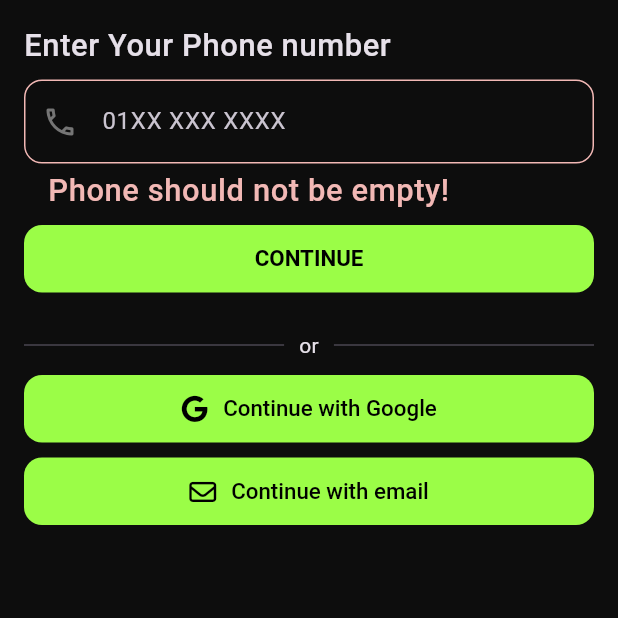
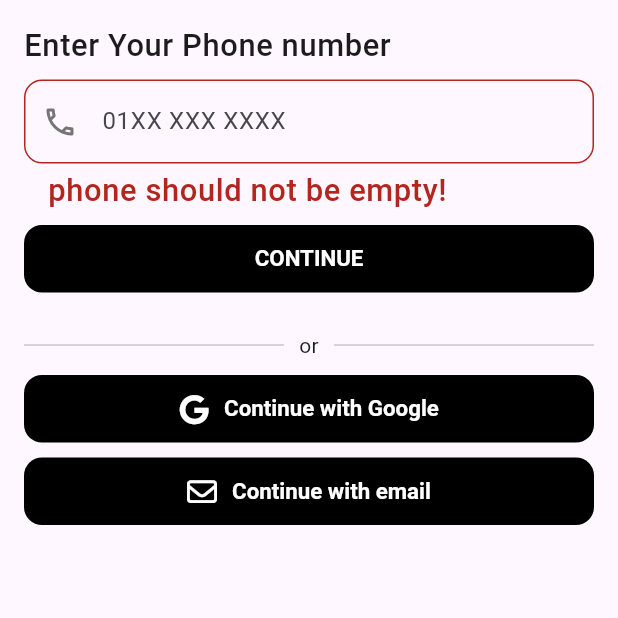
Before and after one commit to MohamedNassrr/goCar, a Flutter app: the screen it shows after launch, after a tap on "skip", after a tap on "CONTINUE", on a phone screen of 412 x 824 dp, the top half of it. Run offline on Flutter 3.47's test engine with Material 3 defaults, Android fonts, the phone set to English and light mode, and no system bars; our stand-ins replace bloc, firebase_auth, firebase_core, flutter_bloc, flutter_dotenv, flutter_screenutil and 4 more; accounts and stored records are empty.

Commit message:
-change thememode - add custom text icon button - refactor some code

```diff
--- a/lib/client/core/utils/client_app_router.dart
+++ b/lib/client/core/utils/client_app_router.dart
@@ -1,7 +1,9 @@
 import 'package:flutter_bloc/flutter_bloc.dart';
 import 'package:go_car/client/features/auth/presentation/controller/phone_login_cubit/phone_login_cubit.dart';
+import 'package:go_car/client/features/auth/presentation/views/email_view.dart';
 import 'package:go_car/client/features/auth/presentation/views/login_view.dart';
 import 'package:go_car/client/features/auth/presentation/views/otp_view.dart';
+import 'package:go_car/client/features/auth/presentation/views/widgets/home.dart';
 import 'package:go_car/client/features/onboarding/presentation/views/onboarding_view.dart';
 import 'package:go_router/go_router.dart';
 
@@ -9,6 +11,8 @@ abstract class ClientAppRouter {
   static const rOnboarding = '/';
   static const rLogin = '/LoginView';
   static const rOtpScreen = '/OtpView';
+  static const rEmailScreen = '/EmailView';
+  static const rHome = '/Home';
 
   static final router = GoRouter(
     routes: [
@@ -30,6 +34,14 @@ abstract class ClientAppRouter {
               child: const OtpView(),
             ),
       ),
+       GoRoute(
+        path: rEmailScreen,
+        builder: (context, state) => const EmailView(),
+      ),
+      GoRoute(
+        path: rHome,
+        builder: (context, state) => const Home(),
+      ),
     ],
   );
 }
--- a/lib/client/features/auth/presentation/controller/phone_login_cubit/phone_login_cubit.dart
+++ b/lib/client/features/auth/presentation/controller/phone_login_cubit/phone_login_cubit.dart
@@ -42,6 +42,7 @@ class PhoneLoginCubit extends Cubit<PhoneLoginStates> {
   void codeAutoRetrievalTimeout (String verificationId){}
 
   Future<void> submitOtp(String otpCode) async{
+    emit(PhoneLoadingStates());
     PhoneAuthCredential credential = PhoneAuthProvider.credential(verificationId: this.verificationId, smsCode: otpCode);
     try {
       await _auth.signInWithCredential(credential);
--- a/lib/client/features/auth/presentation/views/widgets/icon_text_buttons.dart
+++ b/lib/client/features/auth/presentation/views/widgets/icon_text_buttons.dart
@@ -1,6 +1,8 @@
 import 'package:flutter/material.dart';
 import 'package:font_awesome_flutter/font_awesome_flutter.dart';
-import 'package:go_car/core/widgets/custom_icon_text_button.dart';
+import 'package:go_car/client/core/utils/client_app_router.dart';
+import 'package:go_car/core/widgets/custom_text_icon_button.dart';
+import 'package:go_router/go_router.dart';
 
 class IconTextButtons extends StatelessWidget {
   const IconTextButtons({super.key});
@@ -10,19 +12,18 @@ class IconTextButtons extends StatelessWidget {
     return Column(
       spacing: 10,
       children: [
-        CustomIconTextButton(
+        CustomTextIconButton(
           onPressed: (){},
-          buttonText: 'Continue with Google',
-          textColor: Colors.black,
-          iconButton: FontAwesomeIcons.google,
-          iconColor: Colors.black,
+          text: 'Continue with Google',
+          icon: FontAwesomeIcons.google,
         ),
-        CustomIconTextButton(
-          onPressed: (){},
-          buttonText: 'Continue with email',
-          textColor: Colors.black,
-          iconButton: FontAwesomeIcons.envelope,
-          iconColor: Colors.black,
+        CustomTextIconButton(
+          onPressed: (){
+            GoRouter.of(context).push(ClientAppRouter.rEmailScreen);
+          },
+          text: 'Continue with email',
+          icon: FontAwesomeIcons.envelope,
+
         ),
       ],
     );
--- a/lib/client/features/auth/presentation/views/widgets/login_view_body.dart
+++ b/lib/client/features/auth/presentation/views/widgets/login_view_body.dart
@@ -4,6 +4,7 @@ import 'package:go_car/client/core/utils/client_app_router.dart';
 import 'package:go_car/client/features/auth/presentation/controller/phone_login_cubit/phone_login_cubit.dart';
 import 'package:go_car/client/features/auth/presentation/controller/phone_login_cubit/phone_login_states.dart';
 import 'package:go_car/core/widgets/custom_divider.dart';
+import 'package:go_car/core/widgets/custom_form_field.dart';
 import 'package:go_car/core/widgets/custom_text_button.dart';
 import 'package:go_car/client/features/auth/presentation/views/widgets/icon_text_buttons.dart';
 import 'package:go_router/go_router.dart';
@@ -19,7 +20,10 @@ class LoginViewBody extends StatelessWidget {
     return BlocConsumer<PhoneLoginCubit, PhoneLoginStates>(
       listener: (context, state) {
         if (state is PhoneCodeSubmittedStates) {
-          GoRouter.of(context).push(ClientAppRouter.rOtpScreen,extra: context.read<PhoneLoginCubit>());
+          GoRouter.of(context).push(
+            ClientAppRouter.rOtpScreen,
+            extra: context.read<PhoneLoginCubit>(),
+          );
         }
         if (state is PhoneFailureStates) {
           SnackBar snackBar = SnackBar(
@@ -43,35 +47,21 @@ class LoginViewBody extends StatelessWidget {
                   'Enter Your Phone number',
                   style: Theme.of(context).textTheme.bodySmall,
                 ),
-                TextFormField(
+                CustomFormField(
                   controller: phoneController,
-                  keyboardType: TextInputType.phone,
-                  validator: (value) {
+                  inputType: TextInputType.phone,
+                  validate: (value) {
                     if (value!.isEmpty) {
-                      return 'Phone should not be empty!';
+                      return 'phone should not be empty!';
                     }
                     return null;
                   },
-                  onFieldSubmitted: (value) {
+                  onSubmit: (_) {
                     if (formKey.currentState!.validate()) {
                       phoneCubit.phoneAuth(phoneNumber: phoneController.text);
                     }
                   },
-                  decoration: InputDecoration(
-                    border: OutlineInputBorder(
-                      borderRadius: BorderRadius.circular(12),
-                      borderSide: const BorderSide(color: Colors.green),
-                    ),
-                    focusedBorder: OutlineInputBorder(
-                      borderRadius: BorderRadius.circular(12),
-                      borderSide: const BorderSide(color: Colors.white),
-                    ),
-                    prefixIcon: Icon(
-                      Icons.phone_outlined,
-                      color: Colors.grey[600],
-                    ),
-                    hintText: '01XX XXX XXXX',
-                  ),
+                  hintText: '01XX XXX XXXX',
                 ),
                 CustomTextButton(
                   onPressed: () {
@@ -80,7 +70,7 @@ class LoginViewBody extends StatelessWidget {
                     }
                   },
                   buttonText: 'continue',
-                  textColor: Colors.black,
+                  textColor: Colors.white,
                   isLoading: state is PhoneLoadingStates ? true : false,
                 ),
                 const SizedBox(height: 5),
--- a/lib/client/features/auth/presentation/views/widgets/otp_row_icons.dart
+++ b/lib/client/features/auth/presentation/views/widgets/otp_row_icons.dart
@@ -1,7 +1,8 @@
-
 import 'package:flutter/material.dart';
 import 'package:go_car/client/features/auth/presentation/controller/phone_login_cubit/phone_login_cubit.dart';
+import 'package:go_car/client/features/auth/presentation/controller/phone_login_cubit/phone_login_states.dart';
 import 'package:go_car/core/constance.dart';
+import 'package:go_car/core/widgets/custom_text_icon_button.dart';
 import 'package:go_router/go_router.dart';
 
 class OtpRowIcons extends StatelessWidget {
@@ -9,10 +10,12 @@ class OtpRowIcons extends StatelessWidget {
     super.key,
     required this.otpCubit,
     required this.otpCode,
+    required this.otpCubitState,
   });
 
   final PhoneLoginCubit otpCubit;
-  final String otpCode;
+  final TextEditingController otpCode;
+  final PhoneLoginStates otpCubitState;
 
   @override
   Widget build(BuildContext context) {
@@ -30,40 +33,22 @@ class OtpRowIcons extends StatelessWidget {
             onPressed: () {
               GoRouter.of(context).pop();
             },
-            icon: const Icon(
-              Icons.arrow_back_ios_new,
-              color: Colors.black,
-            ),
+            icon: const Icon(Icons.arrow_back_ios_new, color: Colors.white),
           ),
         ),
-        Container(
+        CustomTextIconButton(
+          text: 'Next',
+          icon: Icons.arrow_forward_outlined,
+          textColor: Colors.white,
+          onPressed: () {
+            otpCubit.submitOtp(otpCode.text);
+          },
+          boarderRadius: 30,
+          width: 100,
           height: 45,
-          width: 100,
-          decoration: BoxDecoration(
-            color: primaryColor,
-            borderRadius: BorderRadius.circular(30),
-          ),
-          child: TextButton(
-            onPressed: () {
-              otpCubit.submitOtp(otpCode);
-            },
-            child: Row(
-              spacing: 10,
-              mainAxisAlignment: MainAxisAlignment.center,
-              children: [
-                Text(
-                  'Next',
-                  style: Theme.of(context).textTheme.displayLarge!
-                      .copyWith(color: Colors.black),
-                ),
-                const Icon(
-                  Icons.arrow_forward_outlined,
-                  color: Colors.black,
-                  size: 20,
-                ),
-              ],
-            ),
-          ),
+          iconColor: Colors.white,
+          isIconFirst: false,
+          isLoading:  otpCubitState is PhoneLoadingStates ? true : false,
         ),
       ],
     );
--- a/lib/client/features/auth/presentation/views/widgets/otp_view_body.dart
+++ b/lib/client/features/auth/presentation/views/widgets/otp_view_body.dart
@@ -1,9 +1,11 @@
 import 'package:flutter/material.dart';
 import 'package:flutter_bloc/flutter_bloc.dart';
+import 'package:go_car/client/core/utils/client_app_router.dart';
 import 'package:go_car/client/features/auth/presentation/controller/phone_login_cubit/phone_login_cubit.dart';
 import 'package:go_car/client/features/auth/presentation/controller/phone_login_cubit/phone_login_states.dart';
-import 'package:go_car/client/features/auth/presentation/views/widgets/home.dart';
 import 'package:go_car/client/features/auth/presentation/views/widgets/otp_row_icons.dart';
+import 'package:go_car/core/constance.dart';
+import 'package:go_router/go_router.dart';
 import 'package:pin_code_fields/pin_code_fields.dart';
 
 class OtpViewBody extends StatelessWidget {
@@ -13,15 +15,11 @@ class OtpViewBody extends StatelessWidget {
 
   @override
   Widget build(BuildContext context) {
-    late String otpCode;
 
     return BlocConsumer<PhoneLoginCubit, PhoneLoginStates>(
       listener: (context, state) {
         if (state is PhoneSuccessStates) {
-          Navigator.pushReplacement(
-            context,
-            MaterialPageRoute(builder: (context) => Home()),
-          );
+         GoRouter.of(context).pushReplacement(ClientAppRouter.rHome);
         }
         if (state is PhoneFailureStates) {
           SnackBar snackBar = SnackBar(
@@ -45,7 +43,9 @@ class OtpViewBody extends StatelessWidget {
               PinCodeTextField(
                 appContext: context,
                 length: 6,
+                autoFocus: true,
                 animationType: AnimationType.scale,
+                controller: otpController,
                 pinTheme: PinTheme(
                   shape: PinCodeFieldShape.box,
                   borderRadius: BorderRadius.circular(5),
@@ -53,19 +53,20 @@ class OtpViewBody extends StatelessWidget {
                   fieldWidth: 40,
                   inactiveColor: Colors.grey[400],
                   selectedColor: Colors.grey[400],
+                  activeColor: primaryColor,
                   errorBorderColor: Colors.red,
                 ),
-                cursorColor: Colors.white,
+                cursorColor: Colors.black45,
                 validator: (value) {
                   if (value!.isEmpty) {}
                   return null;
                 },
                 onCompleted: (code) {
-                  otpCode = code;
+                  otpController.text = code;
                 },
               ),
               SizedBox(height: MediaQuery.of(context).size.height / 35),
-              OtpRowIcons(otpCubit: otpCubit, otpCode: otpCode),
+              OtpRowIcons(otpCubit: otpCubit, otpCode: otpController, otpCubitState: state,),
             ],
           ),
         );
--- a/lib/client/features/onboarding/presentation/views/widgets/boarding_indicator_button.dart
+++ b/lib/client/features/onboarding/presentation/views/widgets/boarding_indicator_button.dart
@@ -30,7 +30,7 @@ class BoardingIndicatorButton extends StatelessWidget {
             count: boardingModel.length,
             effect: const ExpandingDotsEffect(
               activeDotColor: primaryColor,
-              dotColor: Color(0x4128c76f),
+              dotColor: Colors.grey,
               dotWidth: 10,
               dotHeight: 10,
               spacing: 5.5,
@@ -57,7 +57,7 @@ class BoardingIndicatorButton extends StatelessWidget {
                 },
                 icon: const Icon(
                   Icons.arrow_forward_ios_outlined,
-                  color: Colors.black,
+                  color: Colors.white,
                 ),
               ),
             ),
--- a/lib/core/constance.dart
+++ b/lib/core/constance.dart
@@ -1,3 +1,3 @@
 import 'package:flutter/material.dart';
 
-const primaryColor =  Color(0xff9bfd47);
+const primaryColor =  Colors.black;
--- a/lib/core/theme/app_theme.dart
+++ b/lib/core/theme/app_theme.dart
@@ -4,6 +4,7 @@ import 'package:go_car/core/theme/custom_theme/custom_text_theme.dart';
 class AppTheme {
   static ThemeData lightMode = ThemeData(
     textTheme: CustomTextTheme.lightTextTheme,
+    brightness: Brightness.light,
   );
   static ThemeData darkMode = ThemeData(
     brightness: Brightness.dark,
--- a/lib/core/theme/custom_theme/custom_text_theme.dart
+++ b/lib/core/theme/custom_theme/custom_text_theme.dart
@@ -2,13 +2,13 @@ import 'package:flutter/material.dart';
 import 'package:flutter_screenutil/flutter_screenutil.dart';
 
 class CustomTextTheme {
-  static TextTheme lightTextTheme = const TextTheme(
-    titleMedium: TextStyle(fontSize: 29, fontWeight: FontWeight.w500),
-    bodySmall: TextStyle(fontSize: 18, fontWeight: FontWeight.w500),
-    displayLarge: TextStyle(fontSize: 16, fontWeight: FontWeight.w400),
-    displayMedium: TextStyle(fontSize: 14, fontWeight: FontWeight.w400),
-    displaySmall: TextStyle(fontSize: 13, fontWeight: FontWeight.w500),
-    labelLarge: TextStyle(fontSize: 12, fontWeight: FontWeight.w400),
+  static TextTheme lightTextTheme =  TextTheme(
+    titleMedium: TextStyle(fontSize: 29.sp, fontWeight: FontWeight.w500),
+    bodySmall: TextStyle(fontSize: 18.sp, fontWeight: FontWeight.w500),
+    displayLarge: TextStyle(fontSize: 16.sp, fontWeight: FontWeight.w400),
+    displayMedium: TextStyle(fontSize: 14.sp, fontWeight: FontWeight.w400),
+    displaySmall: TextStyle(fontSize: 13.sp, fontWeight: FontWeight.w500),
+    labelLarge: TextStyle(fontSize: 12.sp, fontWeight: FontWeight.w400),
   );
   static TextTheme darkTextTheme =  TextTheme(
     titleMedium: TextStyle(fontSize: 29.sp, fontWeight: FontWeight.w500),
--- /dev/null
+++ b/lib/core/widgets/custom_circule_indicator.dart
@@ -0,0 +1,14 @@
+import 'package:flutter/material.dart';
+
+class CustomCircleIndicator extends StatelessWidget {
+  const CustomCircleIndicator({super.key});
+
+  @override
+  Widget build(BuildContext context) {
+    return const SizedBox(
+      height: 30,
+      width: 30,
+      child: Center(child: CircularProgressIndicator(color: Colors.white)),
+    );
+  }
+}
--- /dev/null
+++ b/lib/core/widgets/custom_form_field.dart
@@ -0,0 +1,40 @@
+import 'package:flutter/material.dart';
+
+class CustomFormField extends StatelessWidget {
+  const CustomFormField({
+    super.key,
+    required this.controller,
+    required this.inputType,
+    this.validate,
+    required this.onSubmit,
+    required this.hintText,
+  });
+
+  final TextEditingController controller;
+  final TextInputType inputType;
+  final FormFieldValidator<String>? validate;
+  final Function(String) onSubmit;
+  final String hintText;
+
+  @override
+  Widget build(BuildContext context) {
+    return TextFormField(
+      controller: controller,
+      keyboardType: inputType,
+      validator: validate,
+      onFieldSubmitted: onSubmit,
+      decoration: InputDecoration(
+        border: OutlineInputBorder(
+          borderRadius: BorderRadius.circular(12),
+          borderSide: const BorderSide(color: Colors.grey),
+        ),
+        focusedBorder: OutlineInputBorder(
+          borderRadius: BorderRadius.circular(12),
+          borderSide: const BorderSide(color: Colors.grey),
+        ),
+        prefixIcon: Icon(Icons.phone_outlined, color: Colors.grey[600]),
+        hintText: hintText,
+      ),
+    );
+  }
+}
--- a/lib/core/widgets/custom_icon_text_button.dart
+++ /dev/null
@@ -1,59 +0,0 @@
-import 'package:flutter/material.dart';
-import 'package:go_car/core/constance.dart';
-
-class CustomIconTextButton extends StatelessWidget {
-  const CustomIconTextButton({
-    super.key,
-    this.height = 45,
-    this.boarderRadius = 12,
-    this.buttonColor = primaryColor,
-    this.textColor = Colors.white,
-    required this.onPressed,
-    required this.buttonText,
-    this.width = double.infinity,
-    required this.iconButton,
-    this.iconColor = Colors.white,
-  });
-
-  final double? height;
-  final double? width;
-  final double boarderRadius;
-  final Color? buttonColor;
-  final Color? textColor;
-  final Color? iconColor;
-  final Function() onPressed;
-  final String buttonText;
-  final IconData iconButton;
-
-
-  @override
-  Widget build(BuildContext context) {
-
-
-    return Container(
-      height: height,
-      width: width,
-      decoration: BoxDecoration(
-        color: buttonColor,
-        borderRadius: BorderRadius.circular(boarderRadius),
-      ),
-      child: TextButton(
-        onPressed: onPressed,
-        child:  Row(
-          spacing: 10,
-          mainAxisAlignment: MainAxisAlignment.center,
-          children: [
-            Icon(
-                iconButton,
-              color: iconColor,
-            ),
-            Text(
-                buttonText,
-              style: Theme.of(context).textTheme.displaySmall!.copyWith(color: textColor),
-            ),
-          ],
-        ),
-      ),
-    );
-  }
-}
--- a/lib/core/widgets/custom_text_button.dart
+++ b/lib/core/widgets/custom_text_button.dart
@@ -38,7 +38,7 @@ class CustomTextButton extends StatelessWidget {
                   height:30,
                   width: 30,
                   child: Center(
-                    child: CircularProgressIndicator(color: Colors.black),
+                    child: CircularProgressIndicator(color: Colors.white),
                   ),
                 ) : Text(
           buttonText.toUpperCase(),
--- /dev/null
+++ b/lib/core/widgets/custom_text_icon_button.dart
@@ -0,0 +1,68 @@
+import 'package:flutter/material.dart';
+import 'package:flutter_screenutil/flutter_screenutil.dart';
+import 'package:go_car/core/constance.dart';
+import 'package:go_car/core/widgets/custom_circule_indicator.dart';
+
+class CustomTextIconButton extends StatelessWidget {
+  const CustomTextIconButton({
+    super.key,
+    required this.text,
+    required this.icon,
+    this.isIconFirst = true,
+    this.iconColor = Colors.white,
+    this.textColor = Colors.white,
+    required this.onPressed,
+    this.isLoading = false,
+    this.boarderRadius = 12,
+    this.height = 45,
+    this.width = double.infinity,
+     this.iconSize = 20,
+  });
+
+  final String text;
+  final Color textColor;
+  final IconData icon;
+  final Color? iconColor;
+  final double height;
+  final double width;
+  final Color? backgroundColor = primaryColor;
+  final bool isIconFirst;
+  final Function() onPressed;
+  final bool isLoading;
+  final double boarderRadius;
+  final double iconSize;
+
+  @override
+  Widget build(BuildContext context) {
+    final children = <Widget>[
+      Icon(icon, color: iconColor,size: iconSize,),
+      Text(
+        text,
+        style: Theme.of(context).textTheme.displaySmall!.copyWith(
+          color: textColor,
+          fontWeight: FontWeight.w700,
+        ),
+      ),
+    ];
+
+    return Container(
+      height: height,
+      width: width,
+      decoration: BoxDecoration(
+        color: primaryColor,
+        borderRadius: BorderRadius.circular(boarderRadius),
+      ),
+      child:
+          isLoading
+              ? const CustomCircleIndicator()
+              : TextButton(
+                onPressed: onPressed,
+                child: Row(
+                  spacing: 10,
+                  mainAxisAlignment: MainAxisAlignment.center,
+                  children: isIconFirst ? children : children.reversed.toList(),
+                ),
+              ),
+    );
+  }
+}
--- a/lib/main.dart
+++ b/lib/main.dart
@@ -1,4 +1,4 @@
-import 'package:bloc/bloc.dart' show Bloc;
+import 'package:bloc/bloc.dart';
 import 'package:firebase_core/firebase_core.dart';
 import 'package:flutter/material.dart';
 import 'package:flutter_dotenv/flutter_dotenv.dart';
@@ -28,7 +28,7 @@ class MyApp extends StatelessWidget {
         return MaterialApp.router(
           routerConfig: ClientAppRouter.router,
           debugShowCheckedModeBanner: false,
-          themeMode: ThemeMode.dark,
+          themeMode: ThemeMode.light,
           darkTheme: AppTheme.darkMode,
           theme: AppTheme.lightMode,
         );
--- a/pubspec.yaml
+++ b/pubspec.yaml
@@ -40,6 +40,7 @@ dependencies:
   font_awesome_flutter: ^10.8.0
   go_router: ^16.0.0
   pin_code_fields: ^8.0.1
+  provider: ^6.1.5
   smooth_page_indicator: ^1.2.1
 
 dev_dependencies:
@@ -66,6 +67,7 @@ flutter:
   # To add assets to your application, add an assets section, like this:
   assets:
     - assets/images/
+    - .env
   # An image asset can refer to one or more resolution-specific "variants", see
   # https://flutter.dev/to/resolution-aware-images
   # For details regarding adding assets from package dependencies, see
```
Also changed, not shown: pubspec.lock, 1 other file.
